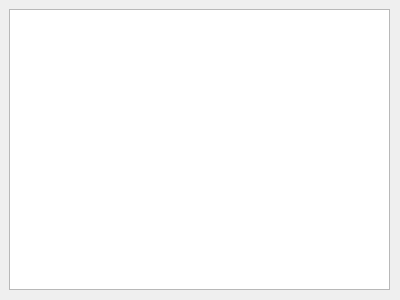
Before: the Qt Designer form src/qt/forms/voting/additionalfieldstableview.ui in gridcoin-community/Gridcoin-Research, drawn with Qt 5.
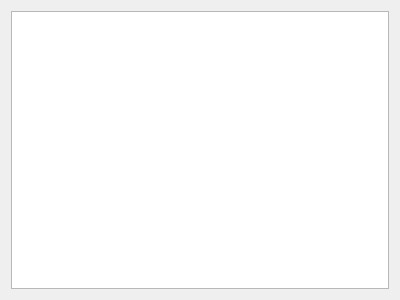
After: the same form once the commit is applied. Custom widgets are drawn as their Qt base class.

What changed in the file:
```diff
--- a/src/qt/forms/voting/additionalfieldstableview.ui
+++ b/src/qt/forms/voting/additionalfieldstableview.ui
@@ -13,21 +13,11 @@
   <property name="windowTitle">
    <string>Form</string>
   </property>
-  <widget class="QWidget" name="verticalLayoutWidget">
-   <property name="geometry">
-    <rect>
-     <x>9</x>
-     <y>9</y>
-     <width>381</width>
-     <height>281</height>
-    </rect>
-   </property>
    <layout class="QVBoxLayout" name="verticalLayout">
     <item>
      <widget class="AdditionalFieldsTableView" name="tableView"/>
     </item>
    </layout>
-  </widget>
  </widget>
  <customwidgets>
   <customwidget>
```
Lines whose indentation alone changed are shown as unchanged.
